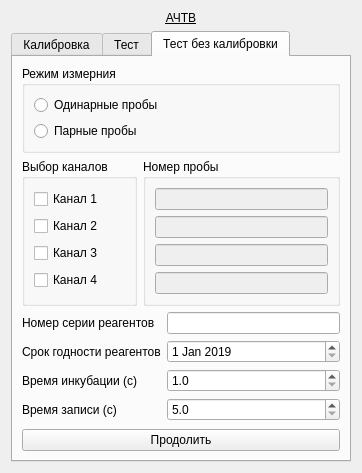
First picture: the form in choisedialog/ko2.ui, repository krang4d/Agrekola, before the edit.
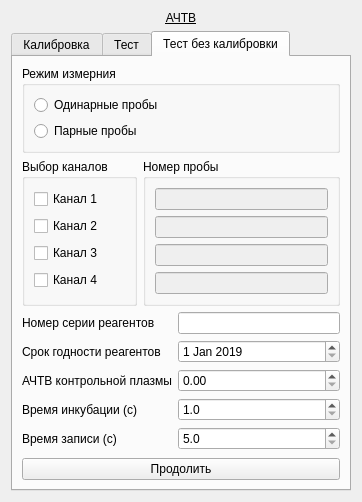
Second picture: the form after the edit. The open tabs and pages were chosen to show the change.

```diff
--- a/choisedialog/ko2.ui
+++ b/choisedialog/ko2.ui
@@ -6,8 +6,8 @@
    <rect>
     <x>0</x>
     <y>0</y>
-    <width>352</width>
-    <height>435</height>
+    <width>332</width>
+    <height>491</height>
    </rect>
   </property>
   <property name="windowTitle">
@@ -511,28 +511,38 @@
          <item row="2" column="0">
           <widget class="QLabel" name="label_test2_2">
            <property name="text">
-            <string>Время инкубации (с)</string>
+            <string>АЧТВ контрольной плазмы</string>
            </property>
           </widget>
          </item>
          <item row="2" column="1">
-          <widget class="QDoubleSpinBox" name="doubleSpinBox_test2IncubeTime">
-           <property name="decimals">
-            <number>1</number>
-           </property>
-           <property name="minimum">
-            <double>1.000000000000000</double>
-           </property>
-          </widget>
+          <widget class="QDoubleSpinBox" name="doubleSpinBox_test2a4tv"/>
          </item>
          <item row="3" column="0">
           <widget class="QLabel" name="label_test2_3">
            <property name="text">
+            <string>Время инкубации (с)</string>
+           </property>
+          </widget>
+         </item>
+         <item row="3" column="1">
+          <widget class="QDoubleSpinBox" name="doubleSpinBox_test2IncubeTime">
+           <property name="decimals">
+            <number>1</number>
+           </property>
+           <property name="minimum">
+            <double>1.000000000000000</double>
+           </property>
+          </widget>
+         </item>
+         <item row="4" column="0">
+          <widget class="QLabel" name="label_test2_4">
+           <property name="text">
             <string>Время записи (с)</string>
            </property>
           </widget>
          </item>
-         <item row="3" column="1">
+         <item row="4" column="1">
           <widget class="QDoubleSpinBox" name="doubleSpinBox_test2WriteTime">
            <property name="decimals">
             <number>1</number>
```
Left out of the diff: 8 changed lines with no effect on the pictures.
